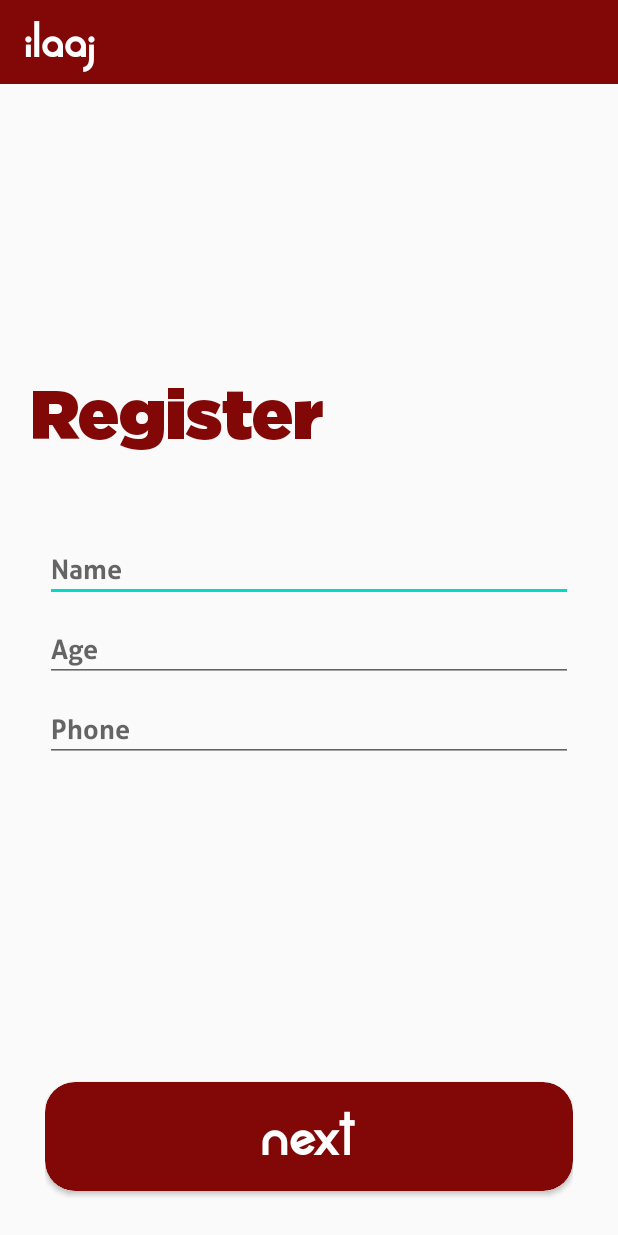
After one commit to OmSingh5092/Ilaaj, an Android app: the RegisterActivity screen opened directly, with no data from a screen before it, on a phone screen of 412 x 824 dp. The commit adds this screen. Run offline under Robolectric (Android 15) with nearby library versions, the phone set to English and light mode, and no system bars.

Commit message:
Added RegisterActivity layout

```diff
--- a/app/src/main/AndroidManifest.xml
+++ b/app/src/main/AndroidManifest.xml
@@ -9,7 +9,8 @@
         android:roundIcon="@mipmap/ic_launcher_round"
         android:supportsRtl="true"
         android:theme="@style/AppTheme">
-        <activity android:name=".SigninActivity"></activity>
+        <activity android:name=".RegisterActivity"></activity>
+        <activity android:name=".SigninActivity" />
         <activity android:name=".SplashActivity">
             <intent-filter>
                 <action android:name="android.intent.action.MAIN" />
--- /dev/null
+++ b/app/src/main/java/com/codenite/ilaaj/RegisterActivity.java
@@ -0,0 +1,14 @@
+package com.codenite.ilaaj;
+
+import androidx.appcompat.app.AppCompatActivity;
+
+import android.os.Bundle;
+
+public class RegisterActivity extends AppCompatActivity {
+
+    @Override
+    protected void onCreate(Bundle savedInstanceState) {
+        super.onCreate(savedInstanceState);
+        setContentView(R.layout.activity_register);
+    }
+}
--- a/app/src/main/res/font/font.xml
+++ b/app/src/main/res/font/font.xml
@@ -9,5 +9,15 @@
         android:fontStyle="normal"
         android:fontWeight="400"
         android:font="@font/aller" />
+    <font
+        android:fontStyle="normal"
+        android:fontWeight="400"
+        android:font="@font/gotham" />
+
+    <font
+        android:fontStyle="normal"
+        android:fontWeight="400"
+        android:font="@font/gotham_bold" />
+
 
 </font-family>
--- /dev/null
+++ b/app/src/main/res/layout/activity_register.xml
@@ -0,0 +1,103 @@
+<?xml version="1.0" encoding="utf-8"?>
+<LinearLayout xmlns:android="http://schemas.android.com/apk/res/android"
+    xmlns:app="http://schemas.android.com/apk/res-auto"
+    xmlns:tools="http://schemas.android.com/tools"
+    android:orientation="vertical"
+    android:layout_width="match_parent"
+    android:layout_height="match_parent"
+    tools:context=".RegisterActivity">
+
+    <androidx.appcompat.widget.Toolbar
+        android:layout_width="match_parent"
+        android:background="@color/colorPrimary"
+        android:layout_height="wrap_content"
+        app:title="ilaaj"
+        app:titleTextColor="#ffffff"
+        app:titleTextAppearance="@style/TitleText"/>
+
+    <LinearLayout
+        android:layout_weight="1"
+        android:layout_width="match_parent"
+        android:layout_height="wrap_content">
+        <LinearLayout
+            android:layout_marginHorizontal="20dp"
+            android:layout_gravity="center"
+            android:layout_width="match_parent"
+            android:layout_height="wrap_content"
+            android:orientation="vertical">
+
+            <TextView
+                android:textColor="@color/colorPrimary"
+                android:layout_width="wrap_content"
+                android:layout_height="wrap_content"
+                android:fontFamily="@font/gotham_bold"
+                android:text="Register"
+                android:textSize="46sp" />
+
+            <LinearLayout
+                android:layout_marginTop="50dp"
+                android:layout_marginHorizontal="10dp"
+                android:orientation="vertical"
+                android:layout_width="match_parent"
+                android:layout_height="wrap_content">
+                <EditText
+                    android:id="@+id/name"
+                    android:fontFamily="@font/aller"
+                    android:layout_width="match_parent"
+                    android:layout_height="wrap_content"
+                    android:hint="Name"/>
+                <EditText
+                    android:id="@+id/age"
+                    android:inputType="number"
+                    android:maxLength="3"
+                    android:layout_marginTop="10dp"
+                    android:fontFamily="@font/aller"
+                    android:layout_width="match_parent"
+                    android:layout_height="wrap_content"
+                    android:hint="Age"/>
+                <EditText
+                    android:id="@+id/phone"
+                    android:inputType="number"
+                    android:maxLength="10"
+                    android:layout_marginTop="10dp"
+                    android:fontFamily="@font/aller"
+                    android:layout_width="match_parent"
+                    android:layout_height="wrap_content"
+                    android:hint="Phone"/>
+            </LinearLayout>
+        </LinearLayout>
+    </LinearLayout>
+
+    <LinearLayout
+        android:layout_marginHorizontal="30dp"
+        android:layout_gravity="center"
+        android:layout_width="match_parent"
+        android:layout_height="wrap_content">
+
+        <androidx.cardview.widget.CardView
+            app:cardCornerRadius="20dp"
+            android:layout_gravity="center"
+            android:layout_marginVertical="30dp"
+            android:foreground="?attr/selectableItemBackground"
+            app:cardBackgroundColor="@color/colorPrimary"
+            android:layout_width="match_parent"
+            android:layout_height="wrap_content">
+
+            <TextView
+                android:layout_margin="10dp"
+                android:layout_gravity="center"
+                android:layout_width="wrap_content"
+                android:layout_height="wrap_content"
+                android:fontFamily="@font/alpaca"
+                android:text="next"
+                android:textColor="#ffffff"
+                android:textSize="36sp" />
+
+        </androidx.cardview.widget.CardView>
+
+    </LinearLayout>
+
+
+
+
+</LinearLayout>
--- a/app/src/main/res/values/styles.xml
+++ b/app/src/main/res/values/styles.xml
@@ -1,10 +1,15 @@
 <resources>
     <!-- Base application theme. -->
-    <style name="AppTheme" parent="Theme.AppCompat.Light.DarkActionBar">
+    <style name="AppTheme" parent="Theme.AppCompat.Light.NoActionBar">
         <!-- Customize your theme here. -->
         <item name="colorPrimary">@color/colorPrimary</item>
         <item name="colorPrimaryDark">@color/colorPrimaryDark</item>
         <item name="colorAccent">@color/colorAccent</item>
     </style>
 
+    <style name="TitleText" parent="TextAppearance.AppCompat">
+        <item name="android:fontFamily">@font/alpaca</item>
+        <item name="android:textSize">30sp</item>
+    </style>
+
 </resources>
```
Also changed, not shown: app/src/main/res/font/gotham.ttf (added), app/src/main/res/font/gotham_bold.ttf (added).
